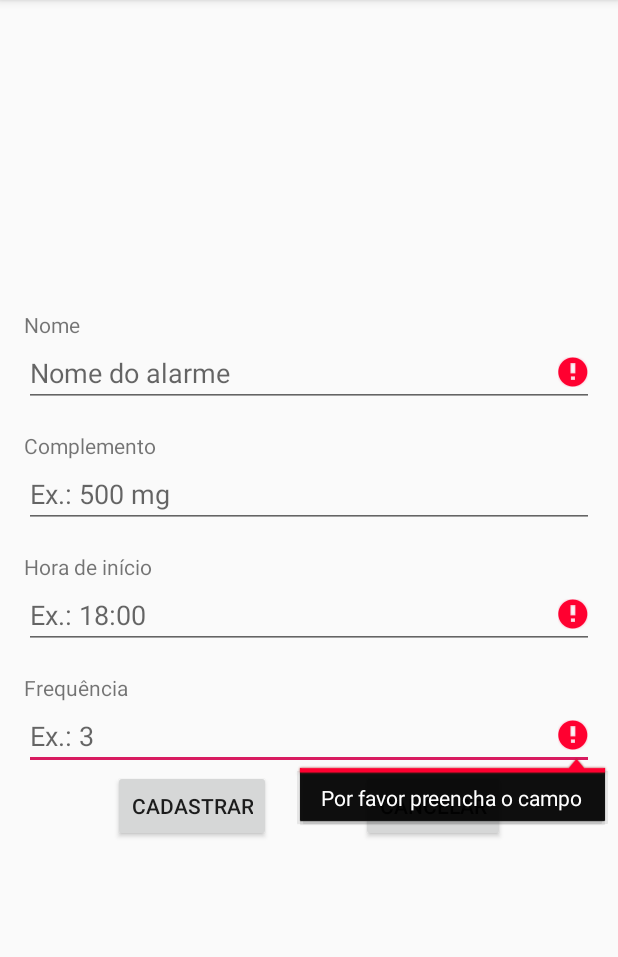
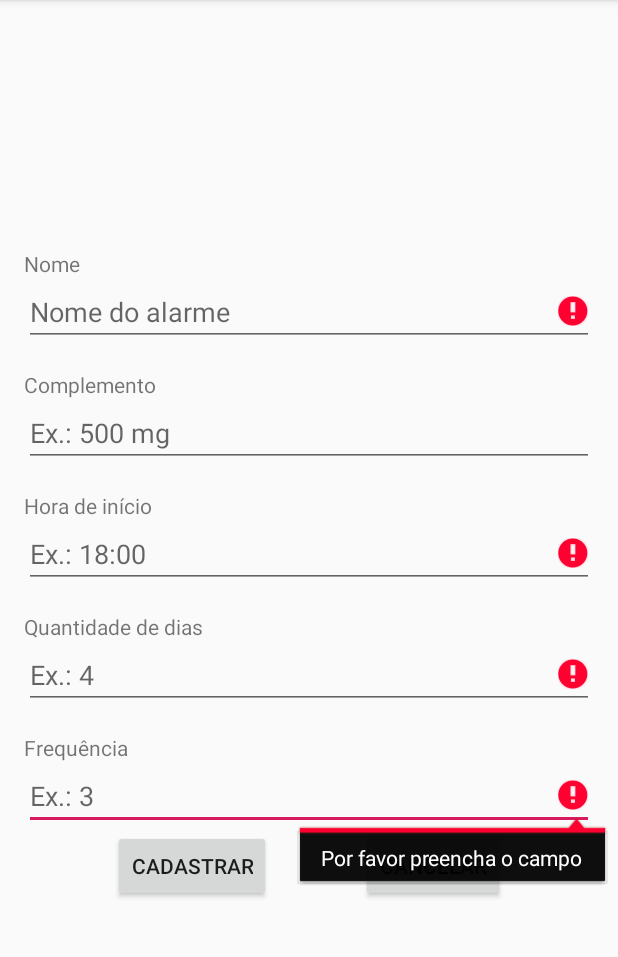
Before and after one commit to hermanodfc/mpoo-medicontrol, an Android app: the AlarmeCadastroActivity screen opened directly, with no data from a screen before it, after a tap on "CADASTRAR", on a phone screen of 412 x 824 dp, the part 84-1041 px from its top. Run offline under Robolectric (Android 15) with nearby library versions, the phone set to English and light mode, and no system bars.

Commit message:
Mudanças DB e tela cadastro alarmes
Adição de mais um campo no tabela de alarmes (com as respectivas mudanças na tela de cadastro dos mesmos).

```diff
--- a/app/src/main/java/com/adht/android/medicontrol/alarme/negocio/AlarmeServices.java
+++ b/app/src/main/java/com/adht/android/medicontrol/alarme/negocio/AlarmeServices.java
@@ -9,9 +9,10 @@ import com.adht.android.medicontrol.infra.Sessao;
 public class AlarmeServices {
     public void cadastrar(Alarme alarme) throws MediControlException {
         IAlarmeDao dao = new AlarmeDAOSQLite();
-        if (dao.getAlarme(alarme.getNome()) != null) {
+        // Arranjar um jeito de validar se o remédio já não está cadastro (precisa checar se é o mesmo usuário antes)
+/*        if (dao.getAlarme(alarme.getNome()) != null) {
             throw new MediControlException("Remédio já cadastrado");
-        }
+        }*/
         dao.cadastrar(alarme);
     }
 
--- a/app/src/main/java/com/adht/android/medicontrol/alarme/persistencia/AlarmeDAOSQLite.java
+++ b/app/src/main/java/com/adht/android/medicontrol/alarme/persistencia/AlarmeDAOSQLite.java
@@ -30,6 +30,7 @@ public class AlarmeDAOSQLite extends AbstractSQLite implements IAlarmeDao {
         values.put(DBHelper.CAMPO_COMPLEMENTO, alarme.getComplemento());
         values.put(DBHelper.CAMPO_INICIO, alarme.getInicio());
         values.put(DBHelper.CAMPO_FREQUENCIA, alarme.getFrequencia());
+        values.put(DBHelper.CAMPO_DIAS, alarme.getDias());
         db.insert(DBHelper.TABELA_ALARME, null, values);
         super.close(db);
     }
@@ -41,6 +42,7 @@ public class AlarmeDAOSQLite extends AbstractSQLite implements IAlarmeDao {
         result.setInicio(cursor.getString(cursor.getColumnIndex(DBHelper.CAMPO_INICIO)));
         result.setFrequencia(cursor.getString(cursor.getColumnIndex(DBHelper.CAMPO_FREQUENCIA)));
         result.setComplemento(cursor.getString(cursor.getColumnIndex(DBHelper.CAMPO_COMPLEMENTO)));
+        result.setDias(cursor.getString(cursor.getColumnIndex(DBHelper.CAMPO_DIAS)));
         return result;
     }
 
--- a/app/src/main/java/com/adht/android/medicontrol/alarme/ui/AlarmeCadastroActivity.java
+++ b/app/src/main/java/com/adht/android/medicontrol/alarme/ui/AlarmeCadastroActivity.java
@@ -31,6 +31,7 @@ public class AlarmeCadastroActivity extends AppCompatActivity {
     private EditText complementoView;
     private EditText inicioView;
     private EditText frequenciaView;
+    private EditText diasView;
     private View cadastroAlarmeFormView;
     private View progressBarAlarmCadastro;
     private AlarmeCadastroTask alarmeCadastroTask = null;
@@ -48,6 +49,7 @@ public class AlarmeCadastroActivity extends AppCompatActivity {
         complementoView = findViewById(R.id.editTextComplemento);
         inicioView = findViewById(R.id.editTextInicio);
         frequenciaView = findViewById(R.id.editTextFrequencia);
+        diasView = findViewById(R.id.editTextDias);
 
         Button buttonCadastrar = findViewById(R.id.buttonRegister);
         Button buttonCancelar = findViewById(R.id.buttonCancel);
@@ -97,6 +99,7 @@ public class AlarmeCadastroActivity extends AppCompatActivity {
         String nome = nomeView.getText().toString();
         String inicio = inicioView.getText().toString();
         String frequencia = frequenciaView.getText().toString();
+        String dias = diasView.getText().toString();
 
         View focusView = null;
 
@@ -111,6 +114,13 @@ public class AlarmeCadastroActivity extends AppCompatActivity {
         if (TextUtils.isEmpty(inicio)) {
             inicioView.setError(getString(R.string.nome_incorreto));
             focusView = inicioView;
+            result = false;
+        }
+
+        // Check for a valid frequency, if the user entered one.
+        if (TextUtils.isEmpty(dias)) {
+            diasView.setError(getString(R.string.nome_incorreto));
+            focusView = diasView;
             result = false;
         }
 
@@ -188,12 +198,14 @@ public class AlarmeCadastroActivity extends AppCompatActivity {
         private final String nome;
         private final String complemento;
         private final String inicio;
+        private final String dias;
         private final String frequencia;
 
         AlarmeCadastroTask() {
             nome = nomeView.getText().toString();
             complemento = complementoView.getText().toString();
             inicio = inicioView.getText().toString();
+            dias = diasView.getText().toString();
             frequencia = frequenciaView.getText().toString();
         }
 
@@ -210,6 +222,7 @@ public class AlarmeCadastroActivity extends AppCompatActivity {
                 alarme.setNome(nome);
                 alarme.setComplemento(complemento);
                 alarme.setInicio(inicio);
+                alarme.setDias(dias);
                 alarme.setFrequencia(frequencia);
                 services.cadastrar(alarme);
             } catch (Exception e) {
--- a/app/src/main/java/com/adht/android/medicontrol/infra/persistencia/DBHelper.java
+++ b/app/src/main/java/com/adht/android/medicontrol/infra/persistencia/DBHelper.java
@@ -30,6 +30,7 @@ public class DBHelper extends SQLiteOpenHelper {
     public static final String CAMPO_FREQUENCIA = "FREQUENCIA";
     public static final String CAMPO_INICIO = "INICIO";
     public static final String CAMPO_COMPLEMENTO = "COMPLEMENTO";
+    public static final String CAMPO_DIAS = "DIAS";
 
     public static final String[] TABELAS_DE_ALARMES = {
             TABELA_ALARME
@@ -68,11 +69,12 @@ public class DBHelper extends SQLiteOpenHelper {
                         "  %3$s TEXT NOT NULL UNIQUE, " +
                         "  %4$s TEXT, " +
                         "  %5$s INTEGER NOT NULL, " +
-                        "  %6$s INTEGER NOT NULL" +
+                        "  %6$s INTEGER NOT NULL," +
+                        "  %7$s INTEGER NOT NULL" +
                         ");";
         sqlTbAlarme = String.format(sqlTbAlarme,
                 TABELA_ALARME, CAMPO_ID_ALARME, CAMPO_NOME_ALARME, CAMPO_COMPLEMENTO, CAMPO_INICIO,
-                CAMPO_FREQUENCIA);
+                CAMPO_FREQUENCIA, CAMPO_DIAS);
         db.execSQL(sqlTbAlarme);
     }
 
--- a/app/src/main/res/layout/alarme.xml
+++ b/app/src/main/res/layout/alarme.xml
@@ -89,6 +89,29 @@
                 app:layout_constraintTop_toBottomOf="@+id/textViewInicio" />
 
             <TextView
+                android:id="@+id/textViewDias"
+                android:layout_width="wrap_content"
+                android:layout_height="wrap_content"
+                android:layout_marginStart="16dp"
+                android:layout_marginTop="16dp"
+                android:text="@string/quantidade_de_dias"
+                app:layout_constraintStart_toStartOf="parent"
+                app:layout_constraintTop_toBottomOf="@+id/editTextInicio" />
+
+            <EditText
+                android:id="@+id/editTextDias"
+                android:layout_width="0dp"
+                android:layout_height="wrap_content"
+                android:layout_marginStart="16dp"
+                android:layout_marginEnd="16dp"
+                android:ems="10"
+                android:hint="@string/ex_dias"
+                android:inputType="number"
+                app:layout_constraintEnd_toEndOf="parent"
+                app:layout_constraintStart_toStartOf="parent"
+                app:layout_constraintTop_toBottomOf="@+id/textViewDias" />
+
+            <TextView
                 android:id="@+id/textViewFrequencia"
                 android:layout_width="wrap_content"
                 android:layout_height="wrap_content"
@@ -96,7 +119,7 @@
                 android:layout_marginTop="16dp"
                 android:text="@string/frequencia"
                 app:layout_constraintStart_toStartOf="parent"
-                app:layout_constraintTop_toBottomOf="@+id/editTextInicio" />
+                app:layout_constraintTop_toBottomOf="@+id/editTextDias" />
 
             <EditText
                 android:id="@+id/editTextFrequencia"
--- a/app/src/main/res/values/strings.xml
+++ b/app/src/main/res/values/strings.xml
@@ -57,5 +57,7 @@
 
     //Strings da validação de cadastro dos alarmes
     <string name="nome_incorreto">Por favor preencha o campo</string>
+    <string name="quantidade_de_dias">Quantidade de dias</string>
+    <string name="ex_dias">Ex.: 4</string>
 
 </resources>
```
Also changed, not shown: app/src/main/java/com/adht/android/medicontrol/alarme/dominio/Alarme.java (+9 -0 lines), 337 other files.
